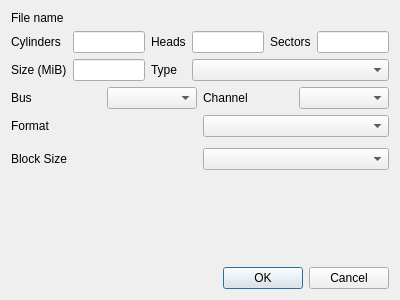
This is src/qt/qt_harddiskdialog.ui in 86Box/86Box as Qt 5 draws it before an edit. The edited form follows.
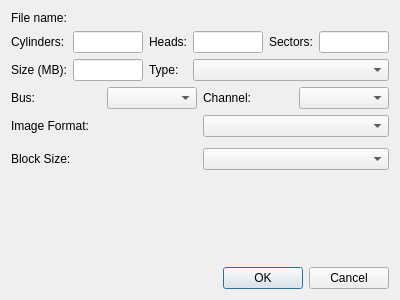
This is the edited form. Custom widgets are drawn as their Qt base class.

```diff
--- a/src/qt/qt_harddiskdialog.ui
+++ b/src/qt/qt_harddiskdialog.ui
@@ -22,7 +22,7 @@
      <item>
       <widget class="QLabel" name="label">
        <property name="text">
-        <string>File name</string>
+        <string>File name:</string>
        </property>
       </widget>
      </item>
@@ -36,14 +36,14 @@
      <item row="0" column="0">
       <widget class="QLabel" name="label_2">
        <property name="text">
-        <string>Cylinders</string>
+        <string>Cylinders:</string>
        </property>
       </widget>
      </item>
      <item row="0" column="4">
       <widget class="QLabel" name="label_5">
        <property name="text">
-        <string>Sectors</string>
+        <string>Sectors:</string>
        </property>
       </widget>
      </item>
@@ -56,14 +56,14 @@
      <item row="1" column="0">
       <widget class="QLabel" name="label_3">
        <property name="text">
-        <string>Size (MiB)</string>
+        <string>Size (MB):</string>
        </property>
       </widget>
      </item>
      <item row="0" column="2">
       <widget class="QLabel" name="label_4">
        <property name="text">
-        <string>Heads</string>
+        <string>Heads:</string>
        </property>
       </widget>
      </item>
@@ -77,7 +77,7 @@
      <item row="1" column="2">
       <widget class="QLabel" name="label_6">
        <property name="text">
-        <string>Type</string>
+        <string>Type:</string>
        </property>
       </widget>
      </item>
@@ -98,7 +98,7 @@
      <item>
       <widget class="QLabel" name="label_8">
        <property name="text">
-        <string>Bus</string>
+        <string>Bus:</string>
        </property>
       </widget>
      </item>
@@ -108,7 +108,7 @@
      <item>
       <widget class="QLabel" name="label_7">
        <property name="text">
-        <string>Channel</string>
+        <string>Channel:</string>
        </property>
       </widget>
      </item>
@@ -122,7 +122,7 @@
      <item>
       <widget class="QLabel" name="labelFormat">
        <property name="text">
-        <string>Format</string>
+        <string>Image Format:</string>
        </property>
       </widget>
      </item>
@@ -139,7 +139,7 @@
      <item>
       <widget class="QLabel" name="labelBlockSize">
        <property name="text">
-        <string>Block Size</string>
+        <string>Block Size:</string>
        </property>
       </widget>
      </item>
```
